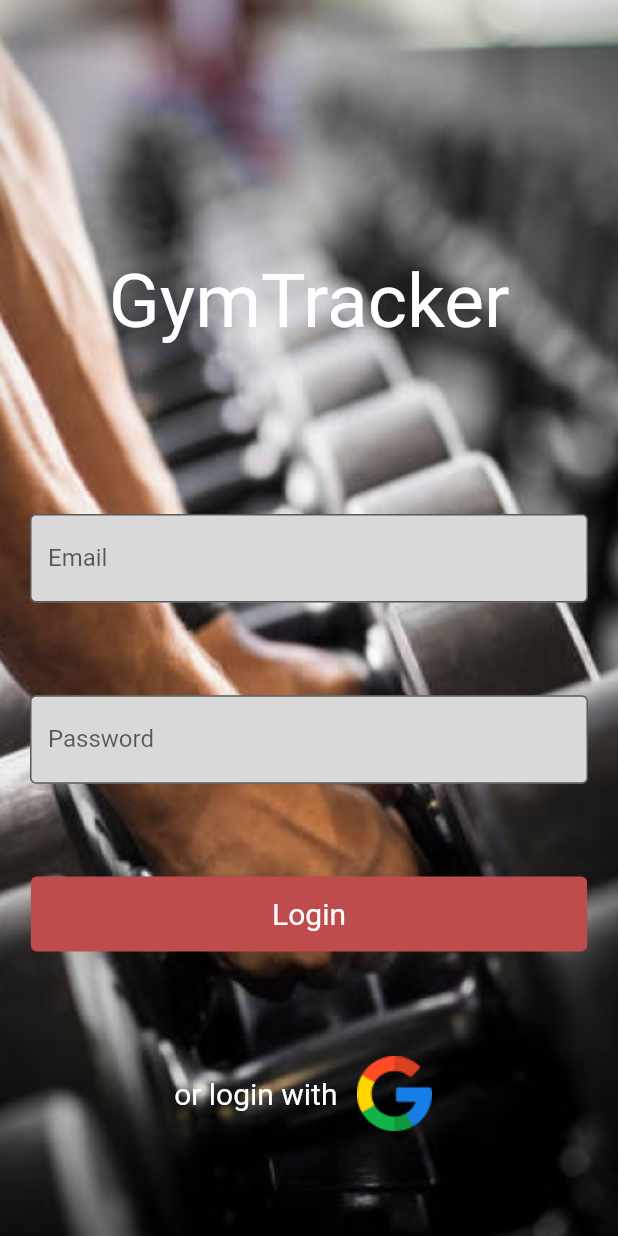
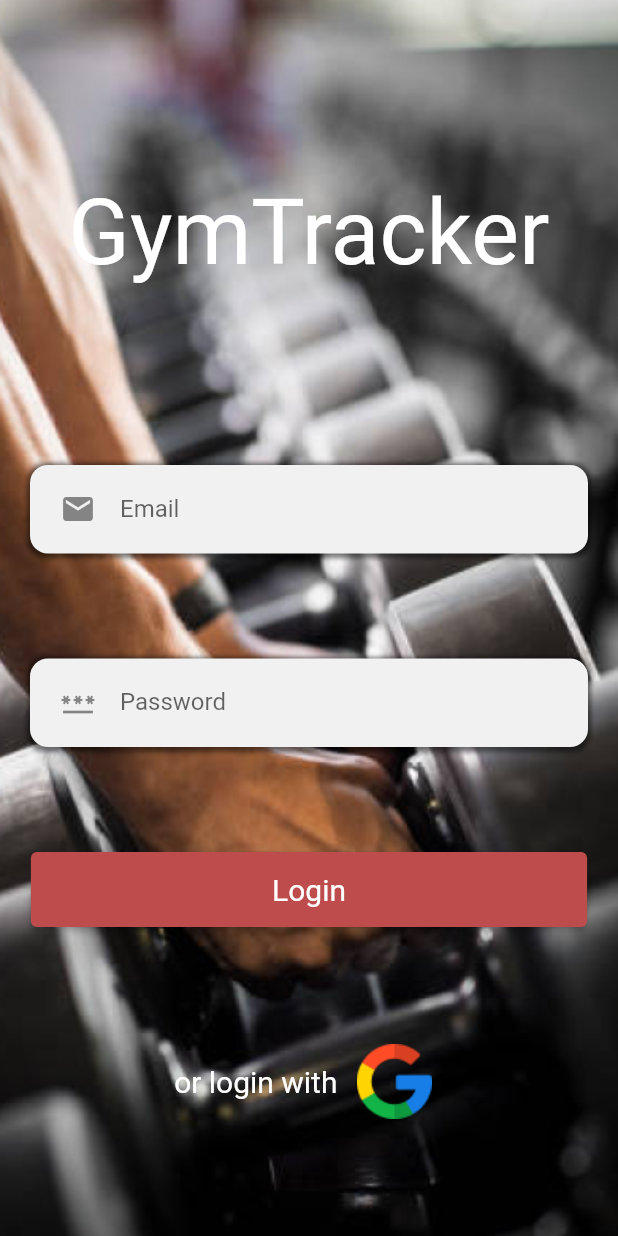
Before and after one commit to BernardoReiis/GymTrackerApp, a Flutter app: the LoginPage screen opened directly, on a phone screen of 412 x 824 dp. Run offline on Flutter 3.47's test engine with Material 2 defaults, Android fonts, the phone set to English and light mode, and no system bars; our stand-ins replace cloud_firestore, firebase_auth, firebase_core; accounts and stored records are empty.

Commit message:
Refactor login page, toogle AC

```diff
--- a/lib/pages/authenticate/login_page.dart
+++ b/lib/pages/authenticate/login_page.dart
@@ -33,27 +33,39 @@ class _LoginPageState extends State<LoginPage> {
                 mainAxisAlignment: MainAxisAlignment.spaceEvenly,
                 children: [
                   Container(
-                      margin: const EdgeInsets.only(top: 60),
                       padding: const EdgeInsets.symmetric(
                           vertical: 50, horizontal: 20),
                       child: const Text(
                         "GymTracker",
                         style: TextStyle(
-                            fontSize: 50,
+                            fontSize: 60,
                             color: Colors.white,
                             fontWeight: FontWeight.w400),
                       )),
                   Container(
+                    margin: const EdgeInsets.symmetric(horizontal: 20),
                     padding: const EdgeInsets.symmetric(horizontal: 20),
+                    decoration: BoxDecoration(
+                      color: const Color.fromRGBO(241, 241, 241, 1),
+                      borderRadius: const BorderRadius.all(Radius.circular(12)),
+                      boxShadow: [
+                        BoxShadow(
+                          color: Colors.black.withOpacity(0.5),
+                          spreadRadius: 2,
+                          blurRadius: 2,
+                          offset:
+                              const Offset(0, 1), // changes position of shadow
+                        )
+                      ],
+                    ),
                     child: TextFormField(
                       validator: (val) =>
                           val!.isEmpty ? 'Enter an email' : null,
                       decoration: const InputDecoration(
-                          filled: true,
-                          fillColor: Color.fromRGBO(217, 217, 217, 1),
-                          border: OutlineInputBorder(
-                              borderSide: BorderSide(
-                                  color: Color.fromRGBO(0, 0, 0, 1))),
+                          border: InputBorder.none,
+                          focusedBorder: InputBorder.none,
+                          icon: Icon(Icons.email),
+                          fillColor: Color.fromRGBO(241, 241, 241, 1),
                           labelText: "Email"),
                       onChanged: (val) {
                         setState(() {
@@ -63,15 +75,31 @@ class _LoginPageState extends State<LoginPage> {
                     ),
                   ),
                   Container(
+                    margin: const EdgeInsets.symmetric(horizontal: 20),
                     padding: const EdgeInsets.symmetric(horizontal: 20),
+                    decoration: BoxDecoration(
+                      color: const Color.fromRGBO(241, 241, 241, 1),
+                      borderRadius: const BorderRadius.all(Radius.circular(12)),
+                      boxShadow: [
+                        BoxShadow(
+                          color: Colors.black.withOpacity(0.5),
+                          spreadRadius: 2,
+                          blurRadius: 2,
+                          offset:
+                              const Offset(0, 1), // changes position of shadow
+                        )
+                      ],
+                    ),
                     child: TextFormField(
+                      validator: (val) =>
+                          val!.isEmpty ? 'Enter an password' : null,
                       decoration: const InputDecoration(
-                          filled: true,
-                          fillColor: Color.fromRGBO(217, 217, 217, 1),
-                          border: OutlineInputBorder(
-                              borderSide: BorderSide(
-                                  color: Color.fromRGBO(0, 0, 0, 1))),
+                          border: InputBorder.none,
+                          focusedBorder: InputBorder.none,
+                          icon: Icon(Icons.password),
+                          fillColor: Color.fromRGBO(241, 241, 241, 1),
                           labelText: "Password"),
+                      obscureText: true,
                       onChanged: (val) {
                         setState(() {
                           password = val;
@@ -81,7 +109,7 @@ class _LoginPageState extends State<LoginPage> {
                   ),
                   Container(
                       margin: const EdgeInsets.symmetric(horizontal: 20),
-                      child: TextButton(
+                      child: ElevatedButton(
                         onPressed: () async {
                           if (_formKey.currentState!.validate()) {
                             dynamic result = await _auth
--- a/lib/pages/home/manager_home_page.dart
+++ b/lib/pages/home/manager_home_page.dart
@@ -115,7 +115,6 @@ class IconsStatsGT extends StatelessWidget {
 }
 
 String temperatureValue(TemperatureData? temperatureToShow) {
-  print(temperatureToShow);
   if (temperatureToShow == null) {
     return "0.0";
   } else {
--- a/lib/services/database.dart
+++ b/lib/services/database.dart
@@ -74,7 +74,7 @@ class DatabaseService {
   Stream<List<TemperatureData>> get temperatureDataLatest {
     return temperatureCollection
         .orderBy("data_time", descending: true)
-        .limit(5)
+        .limit(4)
         .snapshots()
         .map(_temperatureDataFromSnapshot);
   }
```
Also changed, not shown: lib/pages/authenticate/register_page.dart (+89 -49 lines), lib/pages/manager_pages/temperature_page.dart (+34 -1 lines).
